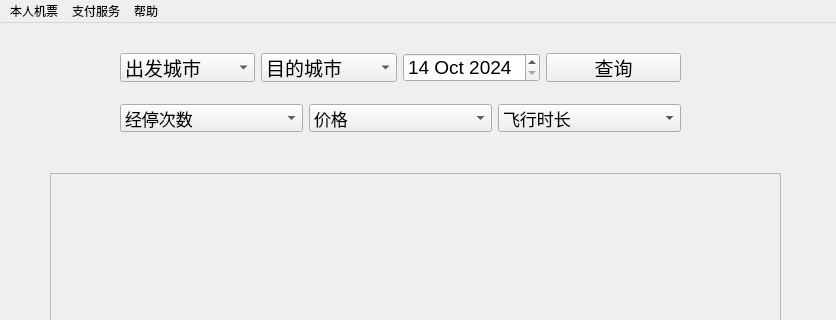
The window that QT/MainSystem.ui (psk0404/Flight-Booking-System) describes before a commit, drawn with Qt 5; both pictures show x 0 to 836 and y 0 to 320 of the 836 by 594 pixel window.
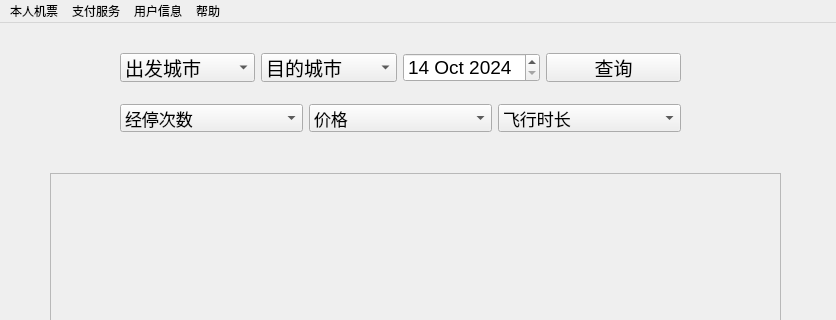
The same window after the commit. Icons and pictures are not drawn.

```diff
--- a/QT/MainSystem.ui
+++ b/QT/MainSystem.ui
@@ -428,8 +428,14 @@
      <string>支付服务</string>
     </property>
    </widget>
+   <widget class="QMenu" name="menu_4">
+    <property name="title">
+     <string>用户信息</string>
+    </property>
+   </widget>
    <addaction name="menu_2"/>
    <addaction name="menu_3"/>
+   <addaction name="menu_4"/>
    <addaction name="menu"/>
   </widget>
   <widget class="QStatusBar" name="statusbar"/>
```
